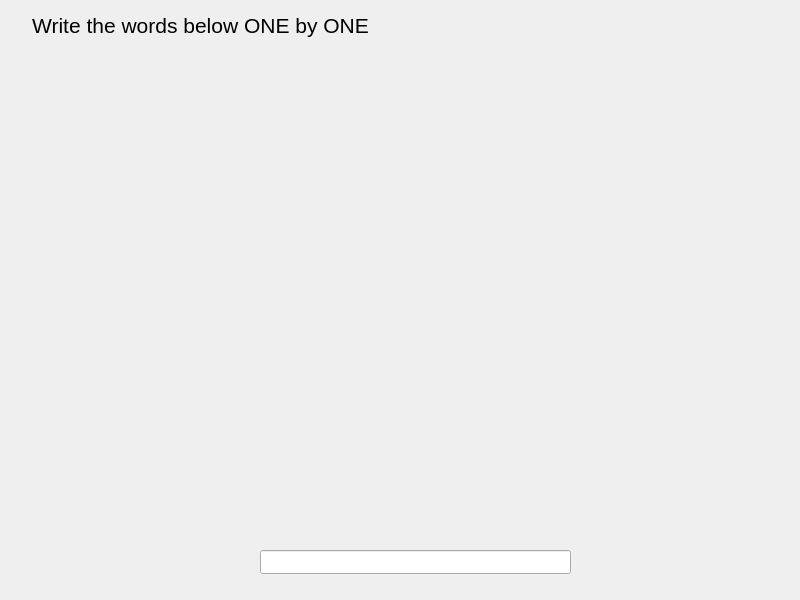
Above: WinBlitz/WriteText.ui from PyroWilDx/WinBlitz before the change. Below: the same form after it.
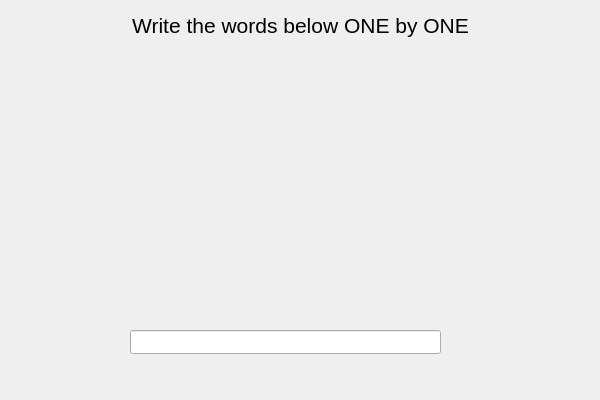
That is the form after the change.

Patch:
```diff
--- a/WinBlitz/WriteText.ui
+++ b/WinBlitz/WriteText.ui
@@ -6,8 +6,8 @@
    <rect>
     <x>0</x>
     <y>0</y>
-    <width>800</width>
-    <height>600</height>
+    <width>600</width>
+    <height>400</height>
    </rect>
   </property>
   <property name="windowTitle">
@@ -16,7 +16,7 @@
   <widget class="QLabel" name="Info1">
    <property name="geometry">
     <rect>
-     <x>20</x>
+     <x>120</x>
      <y>10</y>
      <width>361</width>
      <height>31</height>
@@ -37,8 +37,8 @@
   <widget class="QLineEdit" name="TextInput">
    <property name="geometry">
     <rect>
-     <x>260</x>
-     <y>550</y>
+     <x>130</x>
+     <y>330</y>
      <width>311</width>
      <height>24</height>
     </rect>
@@ -47,10 +47,10 @@
   <widget class="QLabel" name="Words">
    <property name="geometry">
     <rect>
-     <x>20</x>
-     <y>50</y>
-     <width>751</width>
-     <height>481</height>
+     <x>30</x>
+     <y>100</y>
+     <width>551</width>
+     <height>191</height>
     </rect>
    </property>
    <property name="font">
```
